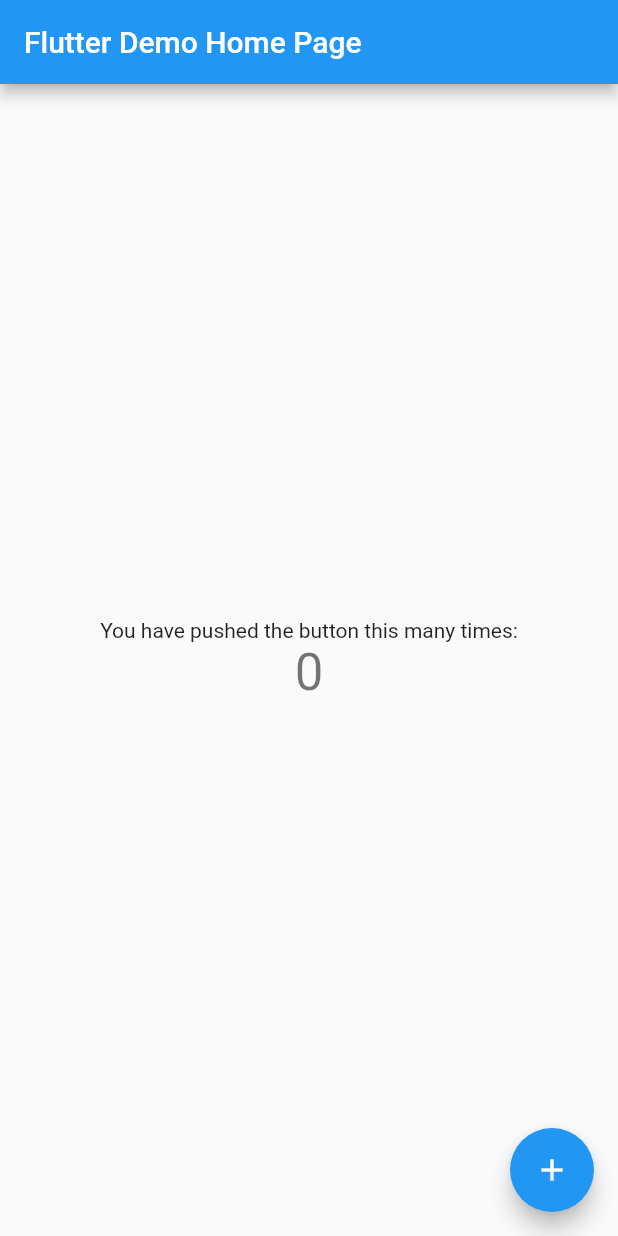
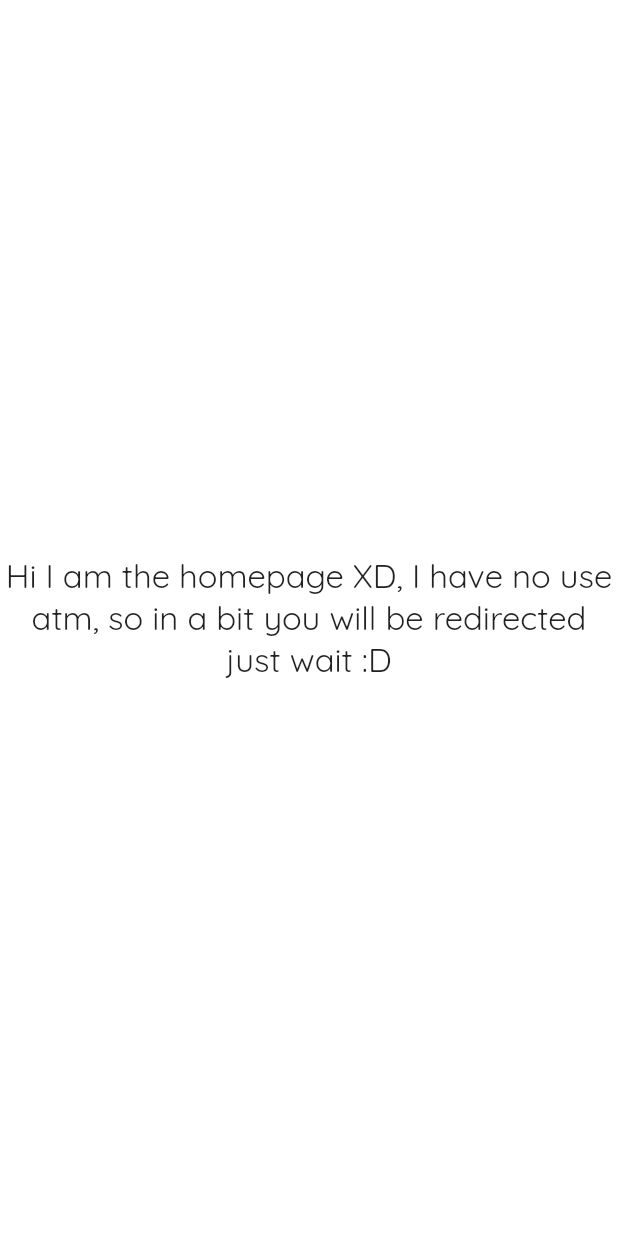
Before and after one commit to zphoenixz/mobile-fun, a Flutter app: the screen it shows after launch, on a phone screen of 412 x 824 dp. Run offline on Flutter 3.47's test engine with Material 2 defaults, Android fonts, the phone set to English and light mode, and no system bars; our stand-ins replace bot_toast.

Commit message:
starter homepage

```diff
--- /dev/null
+++ b/lib/core/routes/routes.dart
@@ -0,0 +1,29 @@
+import 'dart:developer';
+import 'package:flutter/material.dart';
+
+import 'package:mobile_fun/view/pages/home_page.dart';
+import 'routing_constants.dart';
+
+class NavigationRoute {
+  static final NavigationRoute _instance = NavigationRoute._init();
+  static NavigationRoute get instance => _instance;
+
+  NavigationRoute._init();
+
+  Route<dynamic> generateRoute(RouteSettings args) {
+    switch (args.name) {
+      case homePageRoute:
+        log('loading $homePageRoute route..');
+        return MaterialPageRoute(builder: (context) => const HomePage());
+      case postsPageRoute:
+        log('loading $postsPageRoute route..');
+        return MaterialPageRoute(builder: (context) => const HomePage());
+      case postDescriptionPageRoute:
+        log('loading $postDescriptionPageRoute route..');
+        return MaterialPageRoute(builder: (context) => const HomePage());
+      default:
+        log('loading default $homePageRoute route..');
+        return MaterialPageRoute(builder: (context) => const HomePage());
+    }
+  }
+}
--- /dev/null
+++ b/lib/core/routes/routing_constants.dart
@@ -0,0 +1,3 @@
+const String homePageRoute = '/home';
+const String postsPageRoute = '/posts';
+const String postDescriptionPageRoute = '/posts/post/description';
--- /dev/null
+++ b/lib/core/theme/custom_theme.dart
@@ -0,0 +1,17 @@
+import 'package:flutter/material.dart';
+import '../../utils/constants.dart';
+
+class CustomTheme {
+  static ThemeData get lightTheme {
+    return ThemeData(
+      fontFamily: Constants.mainFont,
+      textTheme: const TextTheme(
+        displayLarge: TextStyle(
+          fontSize: Constants.titleFont,
+          fontFamily: Constants.mainFont,
+          color: Colors.black87,
+        ),
+      ),
+    );
+  }
+}
--- a/lib/main.dart
+++ b/lib/main.dart
@@ -1,115 +1,47 @@
+import 'package:bot_toast/bot_toast.dart';
 import 'package:flutter/material.dart';
+import 'package:flutter/services.dart';
+import 'package:provider/provider.dart';
 
-void main() {
+import './core/routes/routes.dart';
+import 'core/theme/custom_theme.dart';
+import 'utils/constants.dart';
+import 'view/pages/home_page.dart';
+
+Future<void> main() async {
+  await _init();
   runApp(const MyApp());
 }
 
-class MyApp extends StatelessWidget {
+Future<void> _init() async {
+  WidgetsFlutterBinding.ensureInitialized();
+
+  await SystemChrome.setPreferredOrientations([
+    DeviceOrientation.portraitUp,
+    DeviceOrientation.portraitDown,
+  ]);
+}
+
+class MyApp extends StatefulWidget {
   const MyApp({Key? key}) : super(key: key);
 
-  // This widget is the root of your application.
+  @override
+  MyAppState createState() => MyAppState();
+}
+
+class MyAppState extends State<MyApp> {
   @override
   Widget build(BuildContext context) {
+    // return MultiProvider(
+    //   providers: const [],
+    //   child:
     return MaterialApp(
-      title: 'Flutter Demo',
-      theme: ThemeData(
-        // This is the theme of your application.
-        //
-        // Try running your application with "flutter run". You'll see the
-        // application has a blue toolbar. Then, without quitting the app, try
-        // changing the primarySwatch below to Colors.green and then invoke
-        // "hot reload" (press "r" in the console where you ran "flutter run",
-        // or simply save your changes to "hot reload" in a Flutter IDE).
-        // Notice that the counter didn't reset back to zero; the application
-        // is not restarted.
-        primarySwatch: Colors.blue,
-      ),
-      home: const MyHomePage(title: 'Flutter Demo Home Page'),
+      builder: BotToastInit(),
+      navigatorObservers: [BotToastNavigatorObserver()],
+      debugShowCheckedModeBanner: false,
+      onGenerateRoute: NavigationRoute.instance.generateRoute,
+      supportedLocales: const [Locale('en', 'US')],
+      theme: CustomTheme.lightTheme,
     );
   }
 }
-
-class MyHomePage extends StatefulWidget {
-  const MyHomePage({Key? key, required this.title}) : super(key: key);
-
-  // This widget is the home page of your application. It is stateful, meaning
-  // that it has a State object (defined below) that contains fields that affect
-  // how it looks.
-
-  // This class is the configuration for the state. It holds the values (in this
-  // case the title) provided by the parent (in this case the App widget) and
-  // used by the build method of the State. Fields in a Widget subclass are
-  // always marked "final".
-
-  final String title;
-
-  @override
-  State<MyHomePage> createState() => _MyHomePageState();
-}
-
-class _MyHomePageState extends State<MyHomePage> {
-  int _counter = 0;
-
-  void _incrementCounter() {
-    setState(() {
-      // This call to setState tells the Flutter framework that something has
-      // changed in this State, which causes it to rerun the build method below
-      // so that the display can reflect the updated values. If we changed
-      // _counter without calling setState(), then the build method would not be
-      // called again, and so nothing would appear to happen.
-      _counter++;
-    });
-  }
-
-  @override
-  Widget build(BuildContext context) {
-    // This method is rerun every time setState is called, for instance as done
-    // by the _incrementCounter method above.
-    //
-    // The Flutter framework has been optimized to make rerunning build methods
-    // fast, so that you can just rebuild anything that needs updating rather
-    // than having to individually change instances of widgets.
-    return Scaffold(
-      appBar: AppBar(
-        // Here we take the value from the MyHomePage object that was created by
-        // the App.build method, and use it to set our appbar title.
-        title: Text(widget.title),
-      ),
-      body: Center(
-        // Center is a layout widget. It takes a single child and positions it
-        // in the middle of the parent.
-        child: Column(
-          // Column is also a layout widget. It takes a list of children and
-          // arranges them vertically. By default, it sizes itself to fit its
-          // children horizontally, and tries to be as tall as its parent.
-          //
-          // Invoke "debug painting" (press "p" in the console, choose the
-          // "Toggle Debug Paint" action from the Flutter Inspector in Android
-          // Studio, or the "Toggle Debug Paint" command in Visual Studio Code)
-          // to see the wireframe for each widget.
-          //
-          // Column has various properties to control how it sizes itself and
-          // how it positions its children. Here we use mainAxisAlignment to
-          // center the children vertically; the main axis here is the vertical
-          // axis because Columns are vertical (the cross axis would be
-          // horizontal).
-          mainAxisAlignment: MainAxisAlignment.center,
-          children: <Widget>[
-            const Text(
-              'You have pushed the button this many times:',
-            ),
-            Text(
-              '$_counter',
-              style: Theme.of(context).textTheme.headline4,
-            ),
-          ],
-        ),
-      ),
-      floatingActionButton: FloatingActionButton(
-        onPressed: _incrementCounter,
-        tooltip: 'Increment',
-        child: const Icon(Icons.add),
-      ), // This trailing comma makes auto-formatting nicer for build methods.
-    );
-  }
-}
--- /dev/null
+++ b/lib/utils/constants.dart
@@ -0,0 +1,7 @@
+class Constants {
+  static const double titleFont = 22;
+  static const double subtitleFont = 20;
+  static const double bodyFont = 18;
+
+  static const String mainFont = 'Quicksand';
+}
--- /dev/null
+++ b/lib/view/pages/home_page.dart
@@ -0,0 +1,25 @@
+import 'package:flutter/material.dart';
+
+class HomePage extends StatefulWidget {
+  const HomePage({Key? key}) : super(key: key);
+
+  @override
+  State<HomePage> createState() => _HomePageState();
+}
+
+class _HomePageState extends State<HomePage> {
+  @override
+  Widget build(BuildContext context) {
+    return Container(
+      color: Colors.white,
+      child: Center(
+        child: Text(
+          "Hi I am the homepage XD, I have no use atm,"
+          " so in a bit you will be redirected just wait :D ",
+          style: Theme.of(context).textTheme.displayLarge,
+          textAlign: TextAlign.center,
+        ),
+      ),
+    );
+  }
+}
```
Also changed, not shown: pubspec.yaml (+10 -32 lines), assets/fonts/Quicksand-Regular.ttf (added), pubspec.lock, 6 other files.
